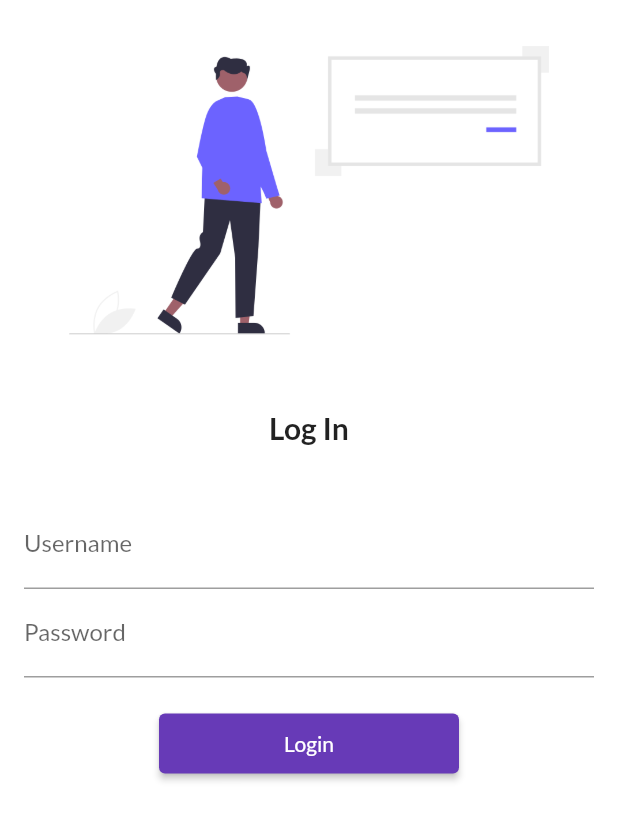
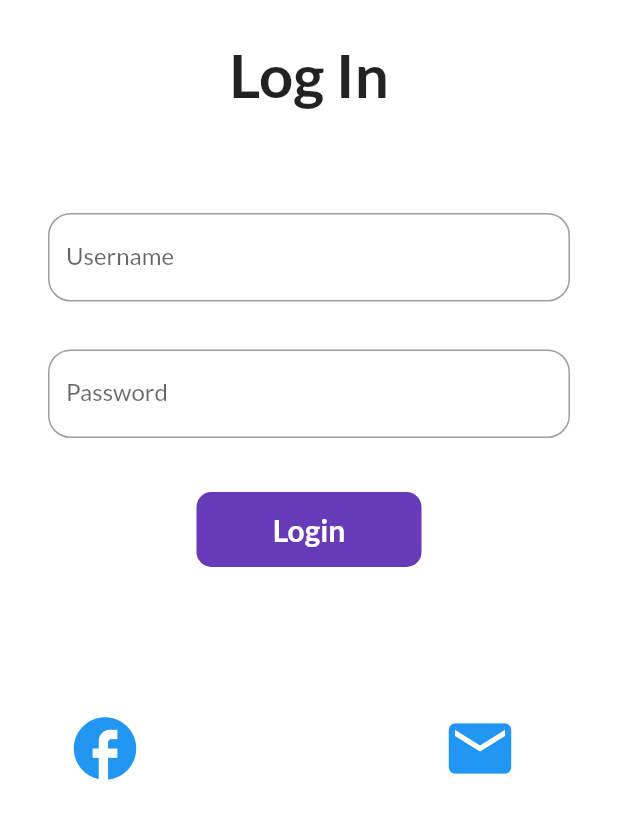
Before and after one commit to JAHIR676/flutter, a Flutter app: the LoginPage screen opened by its route, on a phone screen of 412 x 824 dp. Shown: the top 820 px of the screen. Run offline on Flutter 3.47's test engine with Material 2 defaults, Android fonts, the phone set to English and light mode, and no system bars; our stand-ins replace form_field_validator, google_fonts.

Commit message:
day 9 complete

```diff
--- a/lib/pages/login_page.dart
+++ b/lib/pages/login_page.dart
@@ -1,10 +1,15 @@
 import 'package:first_app/utils/routes.dart';
 import 'package:flutter/material.dart';
 
+class LoginPage extends StatefulWidget {
+  const LoginPage({Key? key}) : super(key: key);
 
-class LoginPage extends StatelessWidget {
-  const LoginPage({ Key? key }) : super(key: key);
+  @override
+  _LoginPageState createState() => _LoginPageState();
+}
 
+class _LoginPageState extends State<LoginPage> {
+  GlobalKey<FormState> formkey = new GlobalKey<FormState>();
   @override
   Widget build(BuildContext context) {
     return Material(
@@ -12,16 +17,15 @@ class LoginPage extends StatelessWidget {
       child: SingleChildScrollView(
         child: Column(
           children: [
-          Image.asset("assets/images/login.png",
-          fit: BoxFit.cover,),
-
             SizedBox(
-            height: 20,
+              height: 10,
             ),
-
-          Text("Log In",
-          style: TextStyle(fontSize: 20,
-          fontWeight: FontWeight.bold),
+            Padding(
+              padding: const EdgeInsets.all(16.0),
+              child: Text(
+                "Log In",
+                style: TextStyle(fontSize: 40, fontWeight: FontWeight.bold),
+              ),
             ),
             SizedBox(
               height: 20,
@@ -30,36 +34,92 @@ class LoginPage extends StatelessWidget {
               padding: const EdgeInsets.all(16.0),
               child: Column(
                 children: [
-                TextField(
+                  Padding(
+                    padding: const EdgeInsets.all(16.0),
+                    child: TextFormField(
                       decoration: InputDecoration(
+                          border: OutlineInputBorder(
+                              borderRadius: BorderRadius.circular(15)),
                           hintText: "Enter Username",
-                labelText: "Username"
+                          labelText: "Username"),
                     ),
                   ),
-            TextField(
+                  Padding(
+                    padding: const EdgeInsets.all(16.0),
+                    child: TextFormField(
                       obscureText: true,
                       decoration: InputDecoration(
-
+                          border: OutlineInputBorder(
+                              borderRadius: BorderRadius.circular(15)),
                           hintText: "Enter Password",
-                labelText: "Password"
+                          labelText: "Password"),
                     ),
                   ),
                   SizedBox(
                     height: 20,
                   ),
-          ElevatedButton(onPressed: (){
+                  InkWell(
+                    onTap: () {
                       Navigator.pushNamed(context, MyRoutes.homeRoute);
+                      setState(() {
+                        formkey.currentState!.validate();
+                      });
                     },
-           child: Text("Login"),
-           style: TextButton.styleFrom(minimumSize: Size(200, 40)),
+                    child: Material(
+                      borderRadius: BorderRadius.circular(10.0),
+                      color: Colors.deepPurple,
+                      child: Container(
+                        height: 50,
+                        width: 150,
+                        child: Center(
+                          child: Text(
+                            "Login",
+                            style: TextStyle(
+                                fontSize: 20,
+                                fontWeight: FontWeight.bold,
+                                color: Colors.white),
+                          ),
+                        ),
+                      ),
+                    ),
+                  ),
+                  // ElevatedButton(
+                  //   onPressed: () {
+                  //     Navigator.pushNamed(context, MyRoutes.homeRoute);
+                  //   },
+                  //   child: Text("Login"),
+                  //   style: TextButton.styleFrom(minimumSize: Size(200, 40)),
+                  // ),
+                ],
+              ),
+            ),
+            Row(
+              children: [
+                Container(
+                  child: Padding(
+                    padding: const EdgeInsets.only(top: 80.0, left: 45.0),
+                    child: Icon(
+                      Icons.facebook,
+                      size: 50,
+                      color: Colors.blue,
+                    ),
+                  ),
+                ),
+                Container(
+                  child: Padding(
+                    padding: const EdgeInsets.only(top: 80.0, left: 200.0),
+                    child: Icon(
+                      Icons.mail,
+                      size: 50,
+                      color: Colors.blue,
+                    ),
+                  ),
                 ),
               ],
-            ),
             )
-
-
           ],
         ),
-    ),);
+      ),
+    );
   }
 }
```
Also changed, not shown: lib/pages/home_page.dart (+5 -9 lines), lib/pages/signup_page.dart (+57 -15 lines), assets/images/fb.png (added), assets/images/google.png (added). Lines whose indentation alone changed are shown as unchanged.
